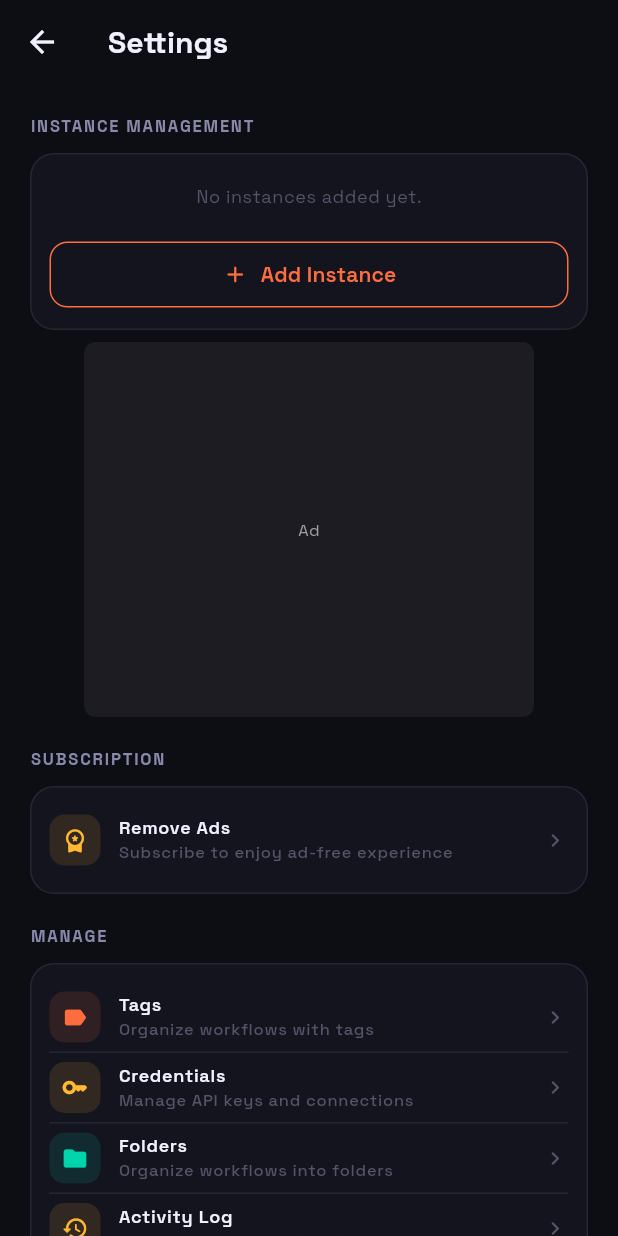
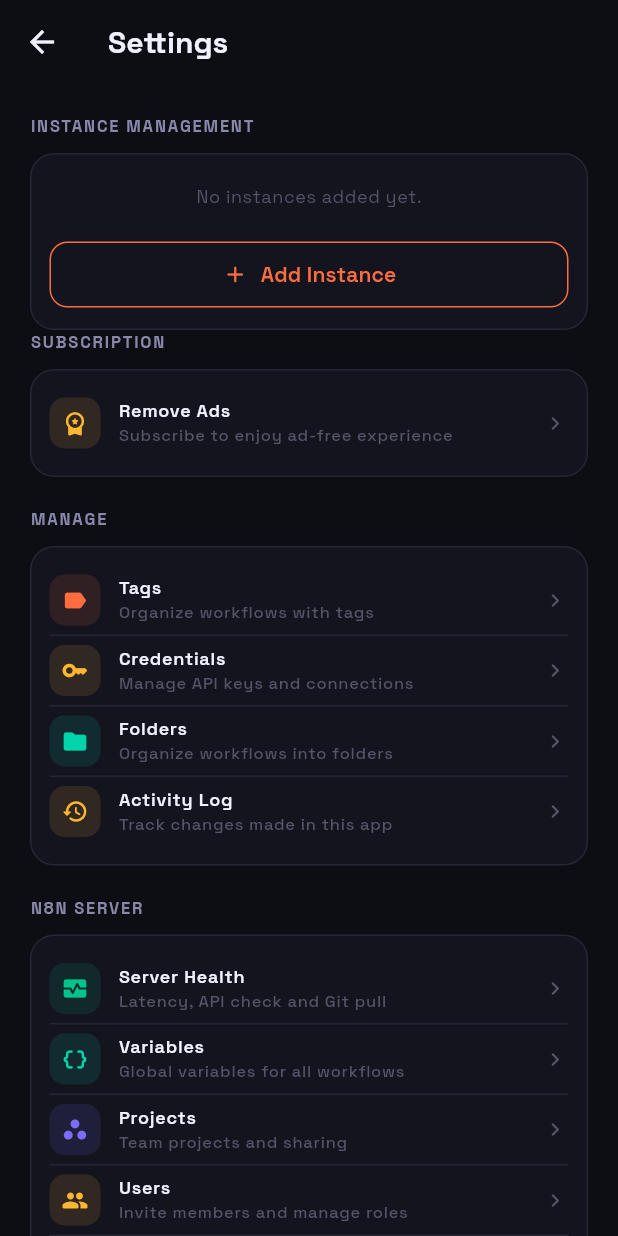
Before and after one commit to andsayem/n8n, a Flutter app: the SettingsScreen screen opened directly, on a phone screen of 412 x 824 dp. Run offline on Flutter 3.47's test engine with Material 3 defaults, Android fonts, the phone set to English and light mode, and no system bars; drawn by our look-alikes of upgrader; our stand-ins replace dio, fl_chart, flutter_animate, flutter_easyloading, flutter_riverpod, flutter_secure_storage and 10 more; accounts and stored records are empty.

Commit message:
Add ad consent, new app icon and safer ad behaviour
- Gather Google UMP consent before any ad request (AdsService.ready gates
  every banner, MREC, interstitial and App Open load); SDK setup now runs
  after runApp so the app opens without waiting on the network.
- Settings > Support shows "Privacy Options" where consent can be changed.
- Stop logging request headers (the n8n API key) and only log in debug.
- App Open ads no longer show on the splash/connect screens or before an
  instance is connected, and the cold-start ad is dropped if it loads more
  than 8 s after launch instead of popping up mid-session.
- MediumRectAd takes no space until an ad loads (no empty grey box).
- New launcher icon (orange hexagon with a lightning bolt) with adaptive
  layers; splash uses the new mark and the official n8n logo is removed.

Co-Authored-By: Claude Opus 5.5 <noreply@anthropic.com>

```diff
--- a/lib/core/widgets/adaptive_banner.dart
+++ b/lib/core/widgets/adaptive_banner.dart
@@ -3,6 +3,7 @@ import 'package:flutter_riverpod/flutter_riverpod.dart';
 import 'package:google_mobile_ads/google_mobile_ads.dart';
 import 'package:shared_preferences/shared_preferences.dart';
 import '../providers.dart';
+import '../services/ads_service.dart';
 
 /// Adaptive Banner Ad widget for Dashboard.
 /// Automatically computes optimal size based on device width and orientation.
@@ -81,6 +82,8 @@ class _AdaptiveBannerState extends ConsumerState<AdaptiveBanner> {
         ),
       );
 
+      await AdsService.ready;
+      if (!mounted) { created.dispose(); return; }
       await created.load();
     } catch (e) {
       debugPrint('AdaptiveBanner error: $e');
--- a/lib/core/widgets/banner_ad_widget.dart
+++ b/lib/core/widgets/banner_ad_widget.dart
@@ -3,6 +3,7 @@ import 'package:flutter_riverpod/flutter_riverpod.dart';
 import 'package:google_mobile_ads/google_mobile_ads.dart';
 import 'package:shared_preferences/shared_preferences.dart';
 import '../providers.dart';
+import '../services/ads_service.dart';
 
 /// Reusable Banner Ad widget that uses the shared AdsService.
 /// It manages the BannerAd lifecycle and displays a small area when loaded.
@@ -89,6 +90,8 @@ class _BannerAdWidgetState extends ConsumerState<BannerAdWidget> {
         ),
       );
       // Call load; AdWidget will only be inserted after onAdLoaded sets _bannerAd and _loaded.
+      await AdsService.ready;
+      if (!mounted) { created.dispose(); return; }
       await created.load();
     } catch (_) {
       // don't crash app if ads fail
--- a/lib/core/widgets/medium_rect_ad.dart
+++ b/lib/core/widgets/medium_rect_ad.dart
@@ -7,7 +7,9 @@ import '../../presentation/controllers/purchase_controller.dart';
 /// Self-loading 300x250 (medium rectangle) banner.
 ///
 /// Placed as the second section of every page so it is visible without
-/// scrolling. Collapses when the user removed ads or the request failed.
+/// scrolling. Takes no space until an ad has actually loaded, so a slow or
+/// failed request never leaves an empty grey box on the page; it also stays
+/// collapsed when the user removed ads.
 class MediumRectAd extends StatefulWidget {
   final EdgeInsetsGeometry padding;
 
@@ -23,7 +25,6 @@ class MediumRectAd extends StatefulWidget {
 class _MediumRectAdState extends State<MediumRectAd>
     with AutomaticKeepAliveClientMixin {
   BannerAd? _ad;
-  bool _loading = true;
 
   @override
   void initState() {
@@ -37,10 +38,7 @@ class _MediumRectAdState extends State<MediumRectAd>
       ad?.dispose();
       return;
     }
-    setState(() {
-      _ad = ad;
-      _loading = false;
-    });
+    if (ad != null) setState(() => _ad = ad);
   }
 
   @override
@@ -59,26 +57,14 @@ class _MediumRectAdState extends State<MediumRectAd>
     return Obx(() {
       final removed = Get.isRegistered<PurchaseController>() &&
           Get.find<PurchaseController>().adsRemoved.value;
-      if (removed || (!_loading && _ad == null)) {
-        return const SizedBox.shrink();
-      }
-      final isDark = Theme.of(context).brightness == Brightness.dark;
+      final ad = _ad;
+      if (removed || ad == null) return const SizedBox.shrink();
       return Padding(
         padding: widget.padding,
         child: Center(
-          child: Container(
-            width: 300,
-            height: 250,
-            decoration: BoxDecoration(
-              color: isDark ? const Color(0xFF1C1C22) : const Color(0xFFF4F4F5),
-              borderRadius: BorderRadius.circular(8),
-            ),
-            clipBehavior: Clip.antiAlias,
-            child: _ad == null
-                ? const Center(
-                    child: Text('Ad',
-                        style: TextStyle(fontSize: 11, color: Colors.grey)))
-                : AdWidget(ad: _ad!),
+          child: ClipRRect(
+            borderRadius: BorderRadius.circular(8),
+            child: SizedBox(width: 300, height: 250, child: AdWidget(ad: ad)),
           ),
         ),
       );
--- a/lib/presentation/screens/settings_screen.dart
+++ b/lib/presentation/screens/settings_screen.dart
@@ -10,6 +10,7 @@ import 'package:n8n_manager/tag/modules/tags/views/tag_list_screen.dart';
 import 'package:package_info_plus/package_info_plus.dart';
 import 'package:share_plus/share_plus.dart';
 import 'package:url_launcher/url_launcher.dart';
+import '../../core/services/ads_service.dart';
 import '../../core/theme/app_theme.dart';
 import '../../tools/screens/deploy_guide_screen.dart';
 import '../../tools/screens/projects_screen.dart';
@@ -33,6 +34,7 @@ class SettingsScreen extends StatefulWidget {
 class _SettingsScreenState extends State<SettingsScreen> {
   String _version = '';
   String _buildNumber = '';
+  bool _privacyOptionsRequired = false;
   final authController = Get.find<AuthController>();
 
   @override
@@ -40,6 +42,15 @@ class _SettingsScreenState extends State<SettingsScreen> {
     super.initState();
     _loadPackageInfo();
     _initAdd();
+    _loadPrivacyOptions();
+  }
+
+  /// Ad consent can be changed later only where the law requires it
+  /// (EEA/UK/Switzerland), so the row is shown just for those users.
+  Future<void> _loadPrivacyOptions() async {
+    await AdsService.ready;
+    final required = await AdsService.privacyOptionsRequired;
+    if (mounted && required) setState(() => _privacyOptionsRequired = true);
   }
 
   void _initAdd() {
@@ -259,6 +270,16 @@ class _SettingsScreenState extends State<SettingsScreen> {
                     iconColor: AppTheme.successColor,
                     onTap: _contactSupport,
                   ),
+                  if (_privacyOptionsRequired) ...[
+                    _TileDivider(),
+                    const _ActionTile(
+                      title: 'Privacy Options',
+                      subtitle: 'Change your ad consent choices',
+                      icon: Icons.privacy_tip_outlined,
+                      iconColor: AppTheme.accentColor,
+                      onTap: AdsService.showPrivacyOptions,
+                    ),
+                  ],
                 ]),
                 const SizedBox(height: 20),
 
--- a/lib/presentation/screens/splash_screen.dart
+++ b/lib/presentation/screens/splash_screen.dart
@@ -86,7 +86,7 @@ class _SplashScreenState extends State<SplashScreen> {
                     ],
                   ),
                   child: Image.asset(
-                    'assets/icon/n8n_logo.png',
+                    'assets/icon/logo.png',
                     fit: BoxFit.contain,
                   ),
                 )
```
Also changed, not shown: flutter_launcher_icons.yaml (+6 -26 lines), lib/common/admob_helper.dart (+26 -1 lines), lib/core/services/ads_service.dart (+69 -13 lines), lib/main.dart (+25 -12 lines), lib/services/n8n_api_service.dart (+12 -5 lines), pubspec.yaml (+4 -12 lines), assets/icon/icon.png, assets/icon/icon_bg.png (added), assets/icon/icon_fg.png (added), assets/icon/logo.png (added), assets/icon/n8n_logo.png (deleted), 37 other files.
